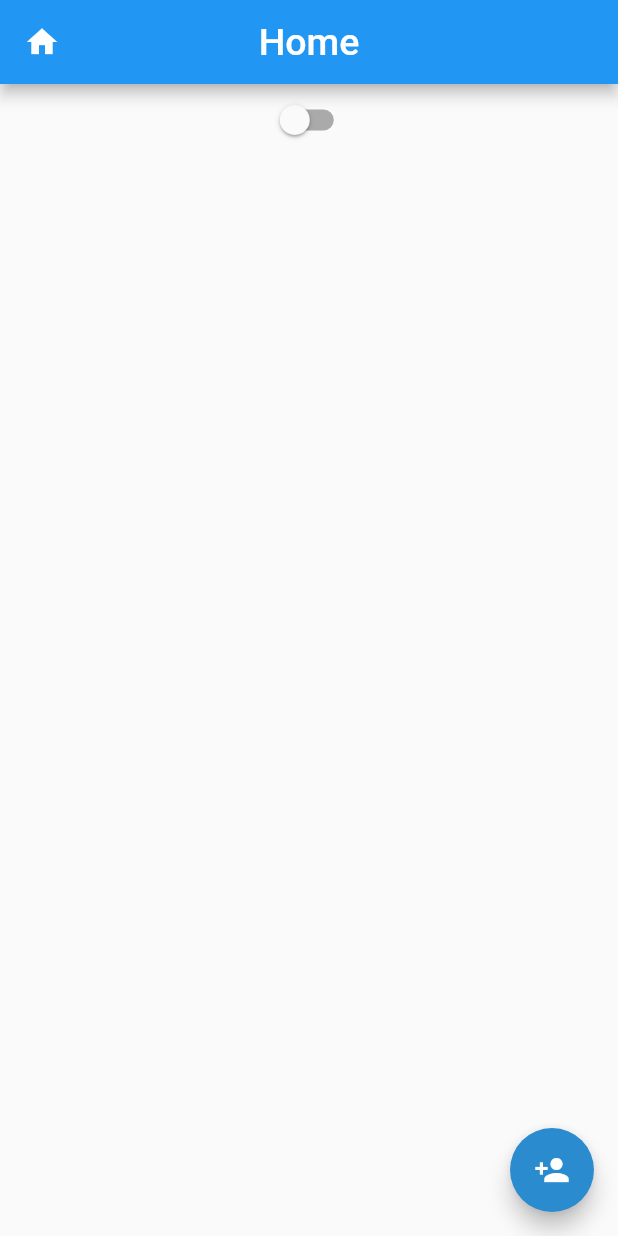
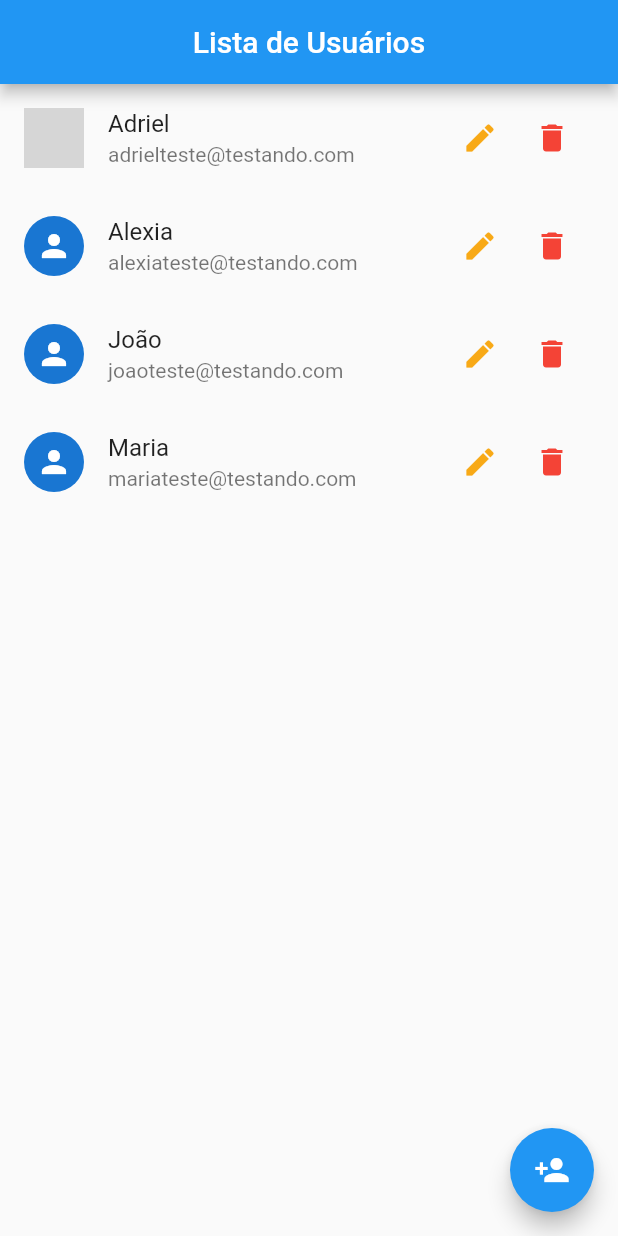
Before and after one commit to AdrielCosta420/projetoDesafio, a Flutter app: the screen it shows after launch, on a phone screen of 412 x 824 dp. Run offline on Flutter 3.47's test engine with Material 2 defaults, Android fonts, the light colour scheme and no system bars; network calls fail; grey boxes are pictures that could not be loaded.

Commit message:
refatorando a página da lista de usuários, criando uma listView, e dentro dessa listView, criando um listTile, onde vai ter um widget de usuário personalizado, além de criar um provider para controlar o map de usuários, pegando cada um deles pelo indice

```diff
--- a/lib/classes/classUsers.dart
+++ b/lib/classes/classUsers.dart
@@ -1,17 +1,22 @@
-// ignore_for_file: public_member_api_docs, sort_constructors_first
-class Users {
+import 'package:flutter/material.dart';
+
+class User {
+  final String? id;
   final String nome;
   final String dataNascimento;
   final String apelido;
   final String email;
-  final int? celular;
+  final String celular;
+  final String avatarUrl;
 
-  Users({
+  const User({
+    required this.id,
     required this.nome,
     required this.dataNascimento,
     required this.apelido,
     required this.email,
-    this.celular,
+    required this.celular,
+    required this.avatarUrl,
   });
 
 
--- /dev/null
+++ b/lib/dados/dados_users.dart
@@ -0,0 +1,48 @@
+import 'package:flutter_application_desafio/classes/classUsers.dart';
+
+const DADOS_USERS = {
+  '1':  User(
+    id: '1',
+    nome: 'Adriel',
+    email: 'adrielteste@testando.com',
+    dataNascimento: '29/10/2001',
+    apelido: 'Driel',
+    celular: '997647972',
+    avatarUrl: 'https://cdn.pixabay.com/photo/2012/04/13/21/07/user-33638__340.png',
+  ),
+
+
+
+  '2':  User(
+    id: '2',
+    nome: 'Alexia',
+    email: 'alexiateste@testando.com',
+    dataNascimento: '30/12/1997',
+    apelido: 'tata',
+    celular: '985887444',
+    avatarUrl: '',
+  ),
+
+
+  '3':  User(
+    id: '3',
+    nome: 'João',
+    email: 'joaoteste@testando.com',
+    dataNascimento: '02/06/2004',
+    apelido: 'jão',
+    celular: '985471457',
+    avatarUrl: '',
+  ),
+
+
+
+  '4':  User(
+    id: '4',
+    nome: 'Maria',
+    email: 'mariateste@testando.com',
+    dataNascimento: '13/07/1999',
+    apelido: 'mama',
+    celular: '965874587',
+    avatarUrl: '',
+  )
+};
--- a/lib/main.dart
+++ b/lib/main.dart
@@ -1,6 +1,7 @@
 import 'package:flutter/cupertino.dart';
 import 'package:flutter/material.dart';
-import 'package:flutter_application_desafio/pages/home_page.dart';
+
+import 'pages/home_page.dart';
 
 void main(List<String> args) {
   runApp(const MyApp());
--- a/lib/pages/cadastrarUser_page.dart
+++ b/lib/pages/cadastrarUser_page.dart
@@ -9,12 +9,6 @@ class CadastrarUserPage extends StatefulWidget {
 }
 
 class _CadastrarUserPageState extends State<CadastrarUserPage> {
-  Users usuarios1 = Users(
-      nome: 'Adriel',
-      dataNascimento: '29/10/2001',
-      apelido: 'Driel',
-      email: 'adrielsilva@aleatorio.com',
-      celular: 85280238);
 
   @override
   Widget build(BuildContext context) {
--- a/lib/pages/home_page.dart
+++ b/lib/pages/home_page.dart
@@ -1,5 +1,8 @@
 import 'package:flutter/material.dart';
+import 'package:flutter_application_desafio/classes/classUsers.dart';
+import 'package:flutter_application_desafio/dados/dados_users.dart';
 import 'package:flutter_application_desafio/pages/cadastrarUser_page.dart';
+import 'package:flutter_application_desafio/widgets/user_tile.dart';
 
 import '../widgets/custom_switch.dart';
 
@@ -15,29 +18,32 @@ class _HomePageState extends State<HomePage> {
 
   @override
   Widget build(BuildContext context) {
+    final Users = {...DADOS_USERS};
+
     return Scaffold(
       appBar: AppBar(
-        title: const Text('Home',
-            style: TextStyle(
-                color: Color.fromARGB(255, 255, 255, 255), fontSize: 25)),
-        centerTitle: true,
-        leading: InkWell(
-          onTap: () => {},
-          child: const Icon(
-            Icons.home,
-            color: Colors.white,
+        title: const Text('Lista de Usuários'
           ),
+          centerTitle: true,
+
         ),
-      ),
-      body: Column(
-        children: const [
-          Center(
-            child: const CustomSwitch(),
-          ),
-        ],
-      ),
-      floatingActionButton: FloatingActionButton(
-        backgroundColor: Color.fromARGB(255, 42, 140, 206),
+      body: ListView.builder(
+        //mostrar o tamanho da lista
+        itemCount: Users.length,
+        // um método
+        itemBuilder: ((context, index) => UserTile(Users.values.elementAt(index))),
+        ),
+    floatingActionButton: FloatingActionButton(
+      child:
+      const Icon(Icons.person_add),
+      onPressed: () {  },),
+    );
+  }
+}
+
+
+    /* floatingActionButton: FloatingActionButton(
+        backgroundColor: Color.fromARGB(255, 1, 1, 2),
         onPressed: () {
           setState(() {
             cont++;
@@ -47,7 +53,4 @@ class _HomePageState extends State<HomePage> {
           });
         },
         child: const Icon(Icons.person_add),
-      ),
-    );
-  }
-}
+      ),*/
--- /dev/null
+++ b/lib/provider/users.dart
@@ -0,0 +1,7 @@
+//provider para controlar esse map de usuarios, pegar o usuario a partir do indice, excluir, adicionar,etc
+
+import 'package:flutter/cupertino.dart';
+
+class UsersProvider with ChangeNotifier {
+
+}
--- a/lib/widgets/app_widget.dart
+++ b/lib/widgets/app_widget.dart
@@ -1,8 +1,7 @@
 import 'package:flutter/material.dart';
 
-import 'package:flutter_application_desafio/pages/home_page.dart';
-
 import '../pages/app_controller.dart';
+import '../pages/home_page.dart';
 
 class AppWidget extends StatelessWidget {
   const AppWidget({Key? key}) : super(key: key);
--- /dev/null
+++ b/lib/widgets/user_tile.dart
@@ -0,0 +1,42 @@
+import 'package:flutter/material.dart';
+import 'package:flutter/src/foundation/key.dart';
+import 'package:flutter/src/widgets/framework.dart';
+import 'package:flutter_application_desafio/classes/classUsers.dart';
+
+class UserTile extends StatelessWidget {
+
+  final User user;
+
+  const UserTile (this.user);
+
+
+  @override
+  Widget build(BuildContext context) {
+    final avatar = user.avatarUrl == null || user.avatarUrl.isEmpty ? CircleAvatar(child: Icon(Icons.person))
+    : CircleAvatar(backgroundImage: NetworkImage(user.avatarUrl));
+
+    return ListTile(
+      leading: avatar,
+      title: Text(user.nome),
+      subtitle: Text(user.email),
+      trailing: Container(
+        width: 100,
+        child: Row(
+          children: <Widget>[
+            IconButton(
+              icon: Icon(Icons.edit),
+              color: Color.fromARGB(255, 248, 169, 22),
+              onPressed: (){},
+              ),
+            IconButton(
+              icon: Icon(Icons.delete),
+              color: Colors.red,
+              onPressed: (){},
+              ),
+        ],
+        ),
+      )
+
+    );
+  }
+}
--- a/pubspec.yaml
+++ b/pubspec.yaml
@@ -29,6 +29,7 @@ environment:
 dependencies:
   flutter:
     sdk: flutter
+  provider:
 
 
   # The following adds the Cupertino Icons font to your application.
```
Also changed, not shown: pubspec.lock.
